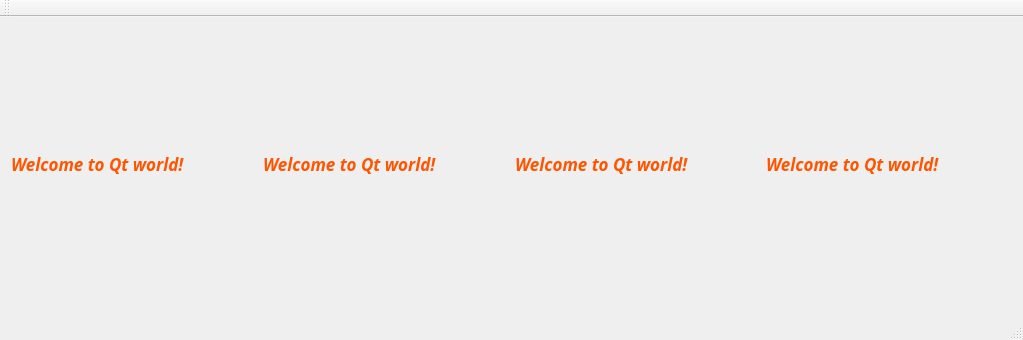
Before: the Qt Designer form mainwindow.ui in ShirleyLuoppx/QtStudy, drawn with Qt 5.
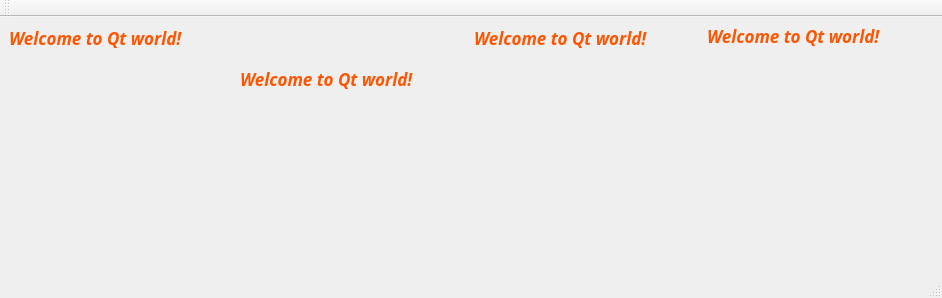
After: the same form once the commit is applied.

Diff of the .ui file:
```diff
--- a/mainwindow.ui
+++ b/mainwindow.ui
@@ -6,8 +6,8 @@
    <rect>
     <x>0</x>
     <y>0</y>
-    <width>1023</width>
-    <height>340</height>
+    <width>942</width>
+    <height>298</height>
    </rect>
   </property>
   <property name="palette">
@@ -86,9 +86,15 @@
    <string>MainWindow</string>
   </property>
   <widget class="QWidget" name="centralWidget">
-   <layout class="QHBoxLayout" name="horizontalLayout">
-    <item>
      <widget class="QLabel" name="label">
+    <property name="geometry">
+     <rect>
+      <x>707</x>
+      <y>9</y>
+      <width>200</width>
+      <height>20</height>
+     </rect>
+    </property>
       <property name="font">
        <font>
         <family>Cascadia Mono SemiBold</family>
@@ -101,29 +107,45 @@
        <string>Welcome to Qt world!</string>
       </property>
      </widget>
-    </item>
-    <item>
      <widget class="QLabel" name="label_2">
+    <property name="geometry">
+     <rect>
+      <x>240</x>
+      <y>50</y>
+      <width>204</width>
+      <height>24</height>
+     </rect>
+    </property>
       <property name="text">
        <string>Welcome to Qt world!</string>
       </property>
      </widget>
-    </item>
-    <item>
      <widget class="QLabel" name="label_4">
+    <property name="geometry">
+     <rect>
+      <x>474</x>
+      <y>9</y>
+      <width>204</width>
+      <height>24</height>
+     </rect>
+    </property>
       <property name="text">
        <string>Welcome to Qt world!</string>
       </property>
      </widget>
-    </item>
-    <item>
      <widget class="QLabel" name="label_3">
+    <property name="geometry">
+     <rect>
+      <x>9</x>
+      <y>9</y>
+      <width>204</width>
+      <height>24</height>
+     </rect>
+    </property>
       <property name="text">
        <string>Welcome to Qt world!</string>
       </property>
      </widget>
-    </item>
-   </layout>
   </widget>
   <widget class="QMenuBar" name="menuBar">
    <property name="geometry">
```
Left out of the diff: 2 changed lines with no effect on the pictures. Lines whose indentation alone changed are shown as unchanged.
